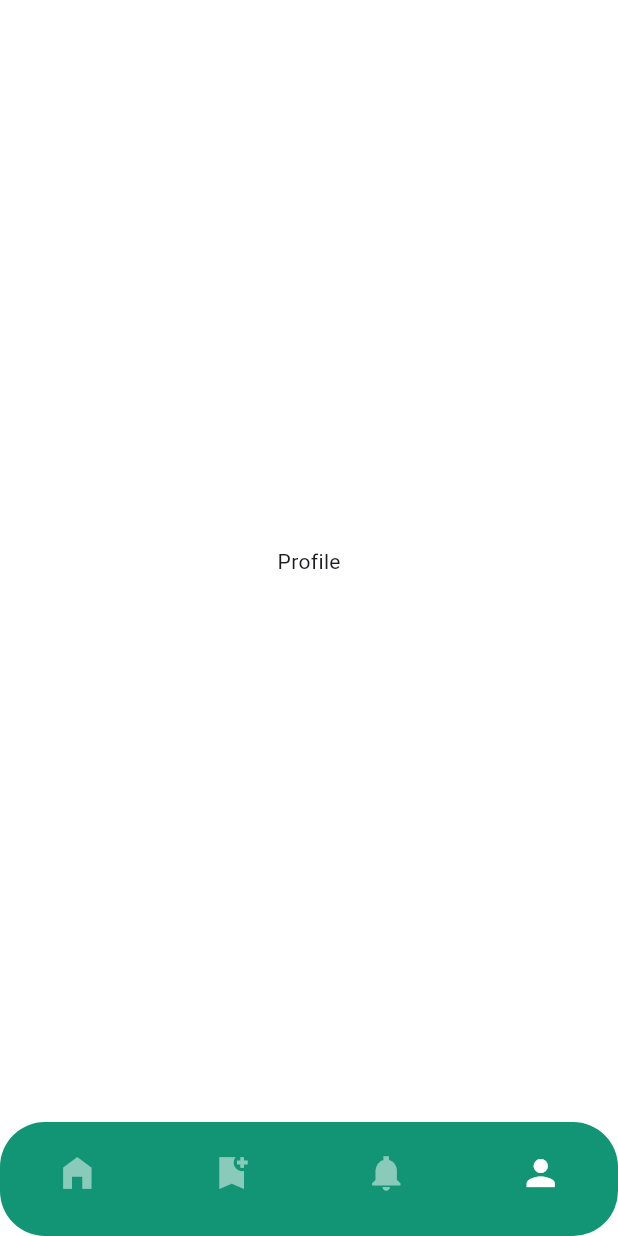
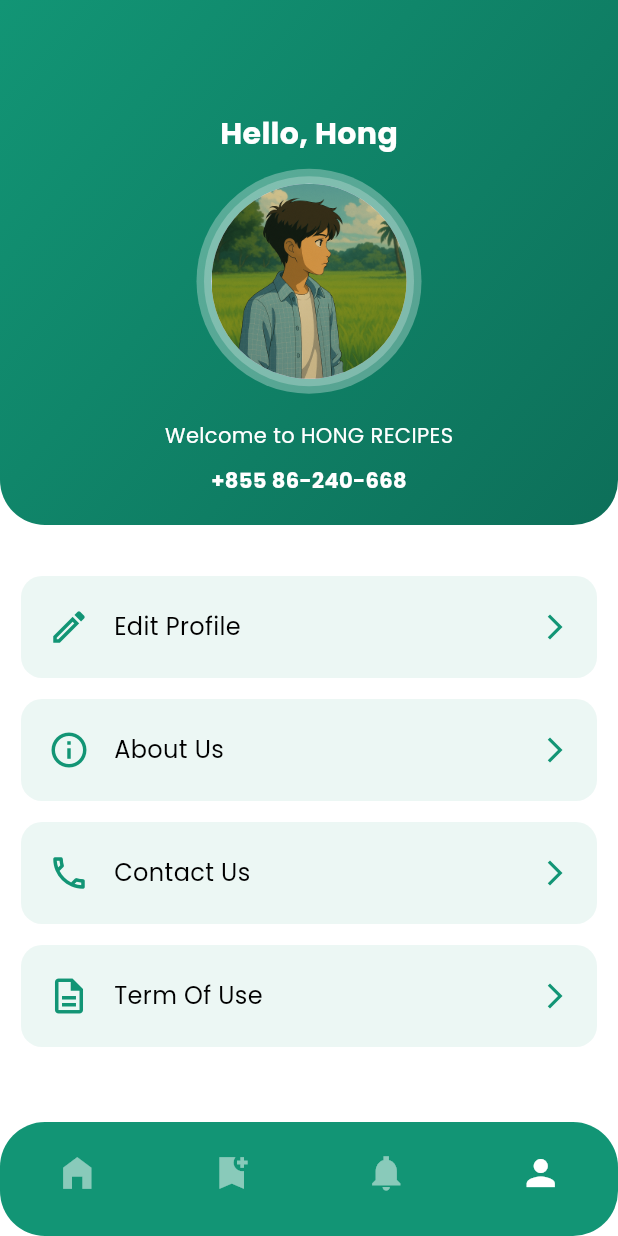
Before and after one commit to rinkimhong4/Recipes_APP, a Flutter app: the Home screen opened directly, item 4 of the bottom bar chosen, on a phone screen of 412 x 824 dp. Run offline on Flutter 3.47's test engine with Material 3 defaults, Android fonts, the phone set to English and light mode, and no system bars; our stand-ins replace cached_network_image, flutter_secure_storage, flutter_smart_dialog, get, pull_to_refresh, shimmer; accounts and stored records are empty; network calls fail; statements that could not run were skipped.

Commit message:
fix and add new file profile ./...

```diff
--- a/lib/modules/Home/screens/page_controller.dart
+++ b/lib/modules/Home/screens/page_controller.dart
@@ -1,5 +1,6 @@
 import 'package:flutter/material.dart';
 import 'package:recipe_app/config/function/responsive/main_responsive.dart';
+import 'package:recipe_app/modules/Home/screens/profile_screen_small.dart';
 import 'package:recipe_app/modules/Home/screens/save_recipe_screen_medium.dart';
 import 'package:recipe_app/modules/Home/screens/save_recipe_screen_small.dart';
 import 'package:recipe_app/modules/Home/screens/home_screen_small.dart';
@@ -28,7 +29,7 @@ class _HomeState extends State<Home> {
       ),
 
       const Center(child: Text('Notifications')),
-      const Center(child: Text('Profile')),
+      ProfileScreenSmall(),
     ]);
   }
 
--- /dev/null
+++ b/lib/modules/Home/screens/profile_screen_small.dart
@@ -0,0 +1,146 @@
+import 'package:flutter/material.dart';
+import 'package:recipe_app/config/theme/theme_style.dart';
+import 'package:recipe_app/modules/item/item_profile_screen.dart';
+
+class ProfileScreenSmall extends StatelessWidget {
+  ProfileScreenSmall({super.key});
+
+  final List<Map<String, dynamic>> profileOptions = [
+    {'icon': Icons.edit_outlined, 'title': 'Edit Profile'},
+    {'icon': Icons.info_outlined, 'title': 'About Us'},
+    {'icon': Icons.phone_outlined, 'title': 'Contact Us'},
+    {'icon': Icons.description_outlined, 'title': 'Term Of Use'},
+  ];
+
+  @override
+  Widget build(BuildContext context) {
+    return Scaffold(backgroundColor: Colors.white, body: _buildBody(context));
+  }
+
+  Widget _buildBody(BuildContext context) {
+    return Column(
+      children: [
+        Container(
+          padding: EdgeInsets.only(top: 25),
+          width: double.infinity,
+          height: 350,
+          decoration: BoxDecoration(
+            gradient: LinearGradient(
+              colors: [Color(0xFF129575), Color(0xFF0d6f59)],
+              begin: Alignment.topLeft,
+              end: Alignment.bottomRight,
+            ),
+            borderRadius: BorderRadius.only(
+              bottomLeft: Radius.circular(30),
+              bottomRight: Radius.circular(30),
+            ),
+          ),
+          child: Stack(
+            alignment: Alignment.center,
+            children: [
+              Positioned(
+                top: 50,
+                child: Text(
+                  'Hello, Hong',
+                  style: AppTextStyle.poppinsLargeBold20(),
+                ),
+              ),
+              Positioned(
+                bottom: 50,
+                child: Text(
+                  'Welcome to HONG RECIPES',
+                  style: AppTextStyle.poppinsSmallRegular14(),
+                ),
+              ),
+              Positioned(
+                bottom: 20,
+                child: Text(
+                  '+855 86-240-668',
+                  style: AppTextStyle.poppinsSmallBold14(),
+                ),
+              ),
+              CircleAvatar(
+                radius: 75,
+                backgroundColor: Colors.white30,
+                child: CircleAvatar(
+                  radius: 70,
+                  backgroundColor: Colors.white24,
+                  child: CircleAvatar(
+                    radius: 65,
+                    backgroundImage: AssetImage(
+                      'assets/images/hong_profile.png',
+                    ),
+                  ),
+                ),
+              ),
+            ],
+          ),
+        ),
+        SizedBox(height: 20),
+        Column(
+          children: List.generate(profileOptions.length, (index) {
+            final option = profileOptions[index];
+            return _buildListTile(
+              context,
+              icon: option['icon'],
+              title: option['title'],
+              onTap: () {
+                Navigator.push(
+                  context,
+                  MaterialPageRoute(
+                    builder:
+                        (_) => ItemProfileScreen(
+                          index: index,
+                          title: option['title'],
+                        ),
+                  ),
+                );
+              },
+            );
+          }),
+        ),
+      ],
+    );
+  }
+
+  Widget _buildListTile(
+    BuildContext context, {
+    required IconData icon,
+    required String title,
+    required VoidCallback onTap,
+  }) {
+    return Padding(
+      padding: EdgeInsets.only(left: 14, right: 14, top: 14),
+      child: Material(
+        color: AppColors.primaryColor.withValues(alpha: 0.08),
+        borderRadius: BorderRadius.circular(14),
+        child: InkWell(
+          borderRadius: BorderRadius.circular(14),
+          onTap: onTap,
+          child: Padding(
+            padding: EdgeInsets.symmetric(horizontal: 18, vertical: 20),
+            child: Row(
+              children: [
+                Icon(icon, color: AppColors.primaryColor, size: 28),
+                SizedBox(width: 16),
+                Expanded(
+                  child: Text(
+                    title,
+                    style: AppTextStyle.poppinsNormalRegular16(
+                      color: AppColors.neutral,
+                    ),
+                  ),
+                ),
+                Icon(
+                  Icons.arrow_forward_ios,
+                  color: AppColors.primaryColor,
+                  size: 20,
+                ),
+              ],
+            ),
+          ),
+        ),
+      ),
+    );
+  }
+}
--- a/lib/modules/Home/screens/save_recipe_screen_medium.dart
+++ b/lib/modules/Home/screens/save_recipe_screen_medium.dart
@@ -2,7 +2,7 @@ import 'package:flutter/material.dart';
 import 'package:get/get.dart';
 import 'package:recipe_app/config/theme/theme_style.dart';
 import 'package:recipe_app/modules/Home/controller/home_controller.dart';
-import 'package:recipe_app/modules/Home/widgets/bookmark_card.dart';
+import 'package:recipe_app/modules/Home/widgets/save_recipe_card.dart';
 import 'package:recipe_app/modules/item/item_detail.dart';
 
 class SaveRecipeScreenMedium extends StatelessWidget {
--- a/lib/modules/Home/screens/save_recipe_screen_small.dart
+++ b/lib/modules/Home/screens/save_recipe_screen_small.dart
@@ -2,7 +2,7 @@ import 'package:flutter/material.dart';
 import 'package:get/get.dart';
 import 'package:recipe_app/config/theme/theme_style.dart';
 import 'package:recipe_app/modules/Home/controller/home_controller.dart';
-import 'package:recipe_app/modules/Home/widgets/bookmark_card.dart';
+import 'package:recipe_app/modules/Home/widgets/save_recipe_card.dart';
 import 'package:recipe_app/modules/item/item_detail.dart';
 
 class SaveRecipeScreenSmall extends StatelessWidget {
--- a/lib/modules/Home/widgets/bookmark_card.dart
+++ b/lib/modules/Home/widgets/save_recipe_card.dart
@@ -29,6 +29,7 @@ class _BookmarkCardState extends State<BookmarkCard> {
   @override
   Widget build(BuildContext context) {
     return Card(
+      color: AppColors.primaryColor.withValues(alpha: 0.1),
       elevation: 0,
       shape: RoundedRectangleBorder(borderRadius: BorderRadius.circular(12)),
       child: isLoading ? _buildShimmer(context) : _buildContent(context),
```
Also changed, not shown: lib/modules/item/item_profile_screen.dart (added, +114 -0 lines).
